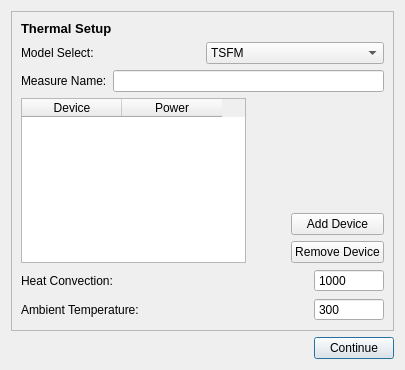
e3da/PowerSynth2-core, file GUI/ui/thermalSetup.ui: the form before one commit.
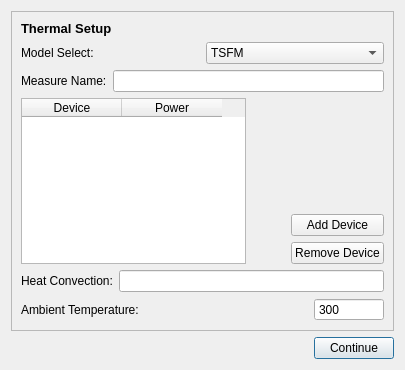
The form after the commit.

The edit to the form file:
```diff
--- a/GUI/ui/thermalSetup.ui
+++ b/GUI/ui/thermalSetup.ui
@@ -22,15 +22,15 @@
      <property name="frameShadow">
       <enum>QFrame::Raised</enum>
      </property>
-     <layout class="QVBoxLayout" name="verticalLayout_8">
-      <item>
+     <layout class="QGridLayout" name="gridLayout">
+      <item row="0" column="0">
        <widget class="QLabel" name="label_24">
         <property name="text">
          <string>&lt;html&gt;&lt;head/&gt;&lt;body&gt;&lt;p align=&quot;justify&quot;&gt;&lt;span style=&quot; font-size:10pt; font-weight:600;&quot;&gt;Thermal Setup&lt;/span&gt;&lt;/p&gt;&lt;/body&gt;&lt;/html&gt;</string>
         </property>
        </widget>
       </item>
-      <item>
+      <item row="1" column="0">
        <layout class="QHBoxLayout" name="horizontalLayout_17">
         <item>
          <widget class="QLabel" name="label_25">
@@ -60,7 +60,7 @@
         </item>
        </layout>
       </item>
-      <item>
+      <item row="2" column="0">
        <layout class="QHBoxLayout" name="horizontalLayout_18">
         <item>
          <widget class="QLabel" name="label_26">
@@ -74,7 +74,7 @@
         </item>
        </layout>
       </item>
-      <item>
+      <item row="3" column="0">
        <layout class="QHBoxLayout" name="horizontalLayout_3">
         <item>
          <widget class="QTableWidget" name="tableWidget">
@@ -139,7 +139,7 @@
         </item>
        </layout>
       </item>
-      <item>
+      <item row="4" column="0">
        <layout class="QHBoxLayout" name="horizontalLayout_19">
         <item>
          <widget class="QLabel" name="label_27">
@@ -149,39 +149,11 @@
          </widget>
         </item>
         <item>
-         <widget class="QSpinBox" name="heat_convection">
-          <property name="sizePolicy">
-           <sizepolicy hsizetype="Maximum" vsizetype="Fixed">
-            <horstretch>0</horstretch>
-            <verstretch>0</verstretch>
-           </sizepolicy>
-          </property>
-          <property name="minimumSize">
-           <size>
-            <width>15</width>
-            <height>0</height>
-           </size>
-          </property>
-          <property name="maximumSize">
-           <size>
-            <width>70</width>
-            <height>16777215</height>
-           </size>
-          </property>
-          <property name="buttonSymbols">
-           <enum>QAbstractSpinBox::NoButtons</enum>
-          </property>
-          <property name="specialValueText">
-           <string>1000</string>
-          </property>
-          <property name="maximum">
-           <number>100000</number>
-          </property>
-         </widget>
+         <widget class="QLineEdit" name="heat_convection"/>
         </item>
        </layout>
       </item>
-      <item>
+      <item row="5" column="0">
        <layout class="QHBoxLayout" name="horizontalLayout_20">
         <item>
          <widget class="QLabel" name="label_28">
```
